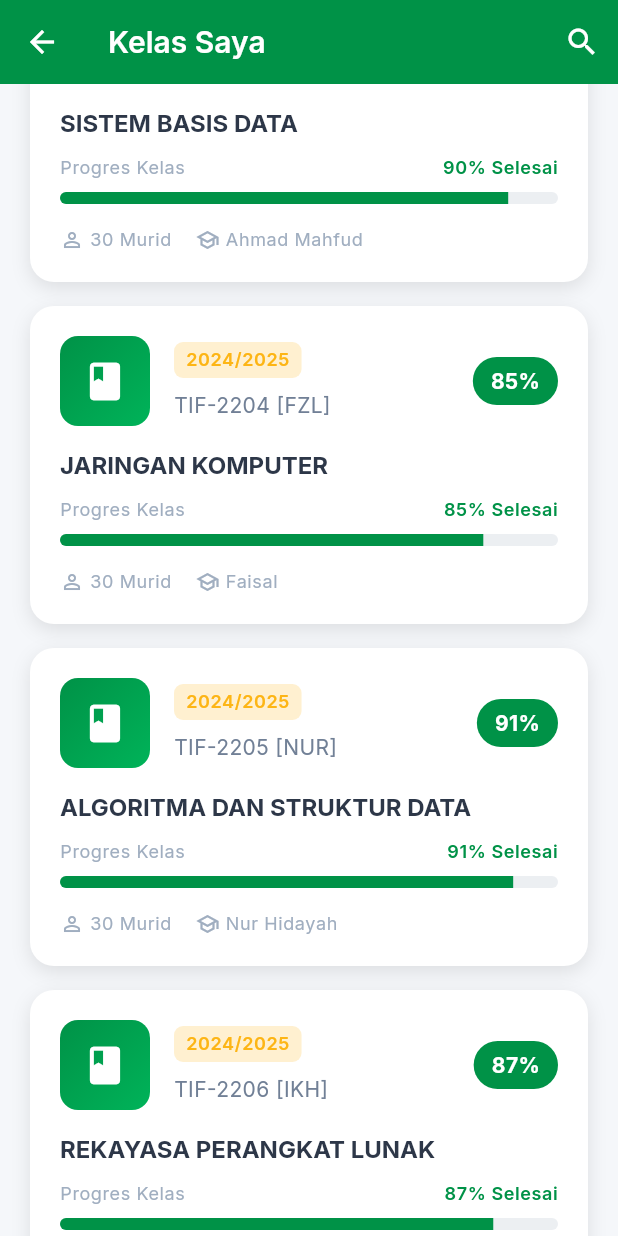
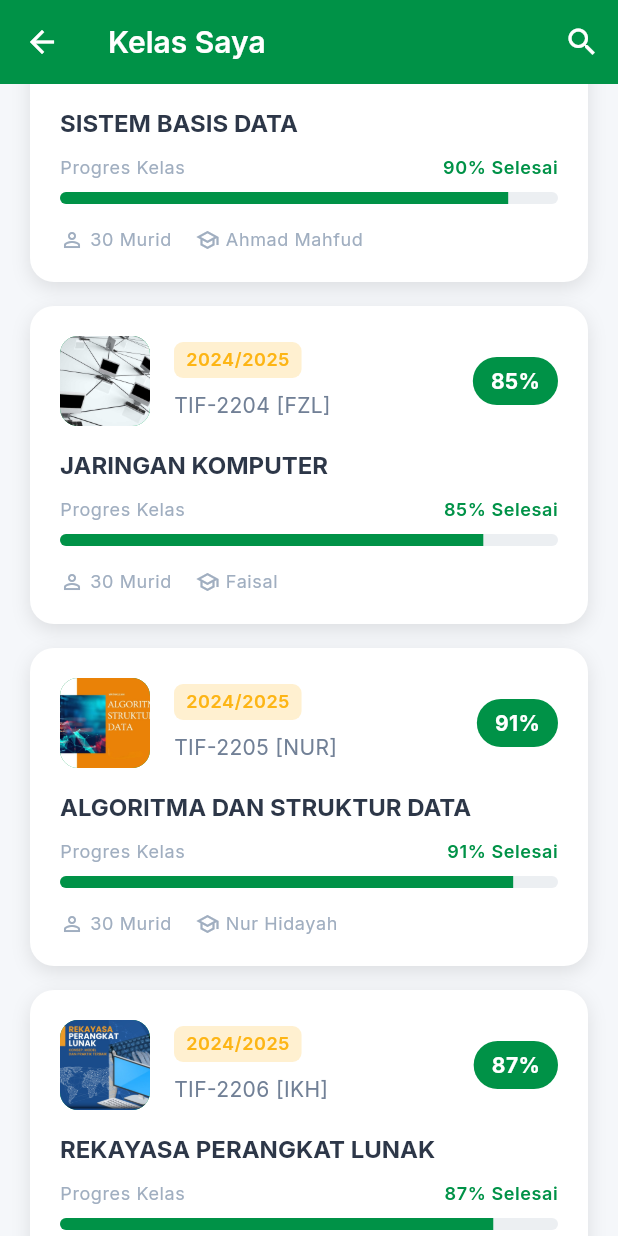
Before and after one commit to siapaajaboleh888/UAS_Smart-UIM, a Flutter app: the CoursesScreen screen opened directly, scrolled down 576 dp, on a phone screen of 412 x 824 dp. Run offline on Flutter 3.47's test engine with Material 3 defaults, Android fonts, the phone set to English and light mode, and no system bars; our stand-ins replace google_fonts, image_picker, shared_preferences; accounts and stored records are empty; network calls fail.

Commit message:
update: add local course assets and update course model

```diff
--- a/lib/models/course.dart
+++ b/lib/models/course.dart
@@ -28,7 +28,7 @@ class Course {
         instructor: 'Rofi Uddin, S.Kom., M.Kom',
         semester: '2024/2025',
         progress: 92,
-        imageUrl: 'https://cdn-icons-png.flaticon.com/512/5717/5717277.png', // Contoh icon mobile
+        imageUrl: 'assets/images/kampus_uim.jpg', // Placeholder image
       ),
       Course(
         id: '2',
@@ -37,7 +37,7 @@ class Course {
         instructor: 'Aleandro Robery',
         semester: '2024/2025',
         progress: 88,
-        imageUrl: 'https://cdn-icons-png.flaticon.com/512/1260/1260111.png', // Contoh icon UI/UX
+        imageUrl: 'https://cdn-icons-png.flaticon.com/512/1260/1260111.png', // Keep network for this one for now
       ),
       Course(
         id: '3',
@@ -46,6 +46,7 @@ class Course {
         instructor: 'Ahmad Mahfud',
         semester: '2024/2025',
         progress: 90,
+        imageUrl: 'assets/images/sistem_basis_data.png',
       ),
       Course(
         id: '4',
@@ -54,6 +55,7 @@ class Course {
         instructor: 'Faisal',
         semester: '2024/2025',
         progress: 85,
+        imageUrl: 'assets/images/jaringan_komputer.jpg',
       ),
       Course(
         id: '5',
@@ -62,6 +64,7 @@ class Course {
         instructor: 'Nur Hidayah',
         semester: '2024/2025',
         progress: 91,
+        imageUrl: 'assets/images/algoritma_dan_struktur_data.jpg',
       ),
       Course(
         id: '6',
@@ -70,6 +73,7 @@ class Course {
         instructor: 'Ikhwan',
         semester: '2024/2025',
         progress: 87,
+        imageUrl: 'assets/images/rekayasa_perangkat_lunak.jpg',
       ),
       Course(
         id: '7',
@@ -78,6 +82,7 @@ class Course {
         instructor: 'Zainuddin',
         semester: '2024/2025',
         progress: 89,
+        imageUrl: 'assets/images/kecerdasan_buatan.jpg',
       ),
     ];
   }
--- a/lib/screens/courses_screen.dart
+++ b/lib/screens/courses_screen.dart
@@ -68,7 +68,9 @@ class CoursesScreen extends StatelessWidget {
                         borderRadius: BorderRadius.circular(12),
                         image: course.imageUrl != null
                             ? DecorationImage(
-                                image: NetworkImage(course.imageUrl!),
+                                image: course.imageUrl!.startsWith('http')
+                                    ? NetworkImage(course.imageUrl!) as ImageProvider
+                                    : AssetImage(course.imageUrl!),
                                 fit: BoxFit.cover,
                               )
                             : null,
```
Also changed, not shown: assets/images/algoritma_dan_struktur_data.jpg (added), assets/images/jaringan_komputer.jpg (added), assets/images/kecerdasan_buatan.jpg (added), assets/images/rekayasa_perangkat_lunak.jpg (added), assets/images/sistem_basis_data.png (added).
